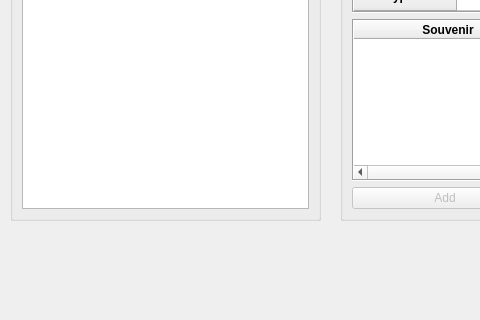
First picture: the form in mainwindow.ui, repository DonovanFoley/CS1DProject2, before the edit; both pictures show x 0 to 480 and y 340 to 660 of the 762 by 660 pixel window.
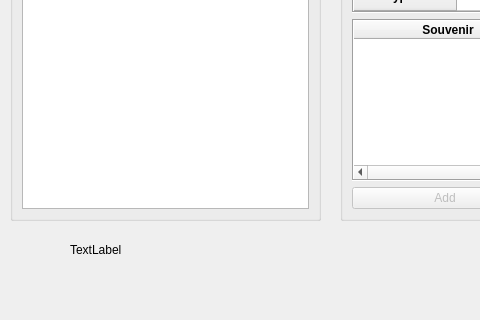
Second picture: the form after the edit.

```diff
--- a/mainwindow.ui
+++ b/mainwindow.ui
@@ -388,6 +388,19 @@
      </item>
     </layout>
    </widget>
+   <widget class="QLabel" name="label">
+    <property name="geometry">
+     <rect>
+      <x>70</x>
+      <y>580</y>
+      <width>63</width>
+      <height>20</height>
+     </rect>
+    </property>
+    <property name="text">
+     <string>TextLabel</string>
+    </property>
+   </widget>
   </widget>
   <widget class="QMenuBar" name="menubar">
    <property name="geometry">
```
